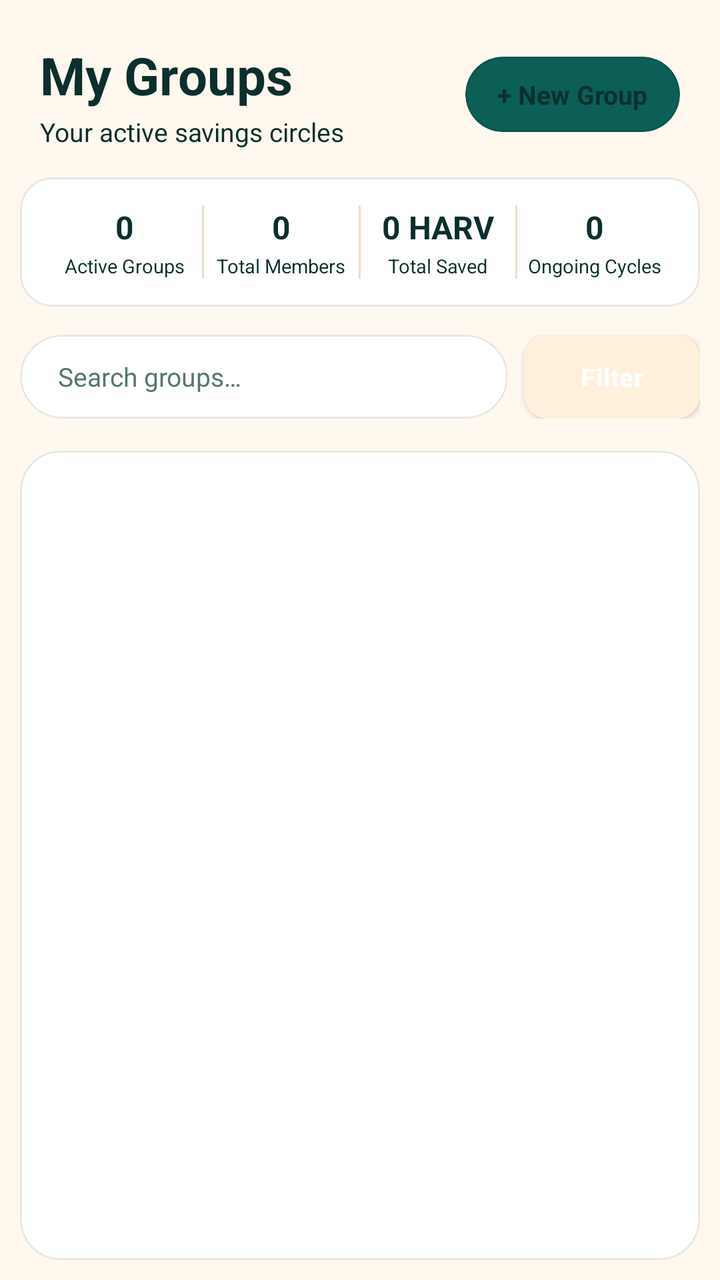
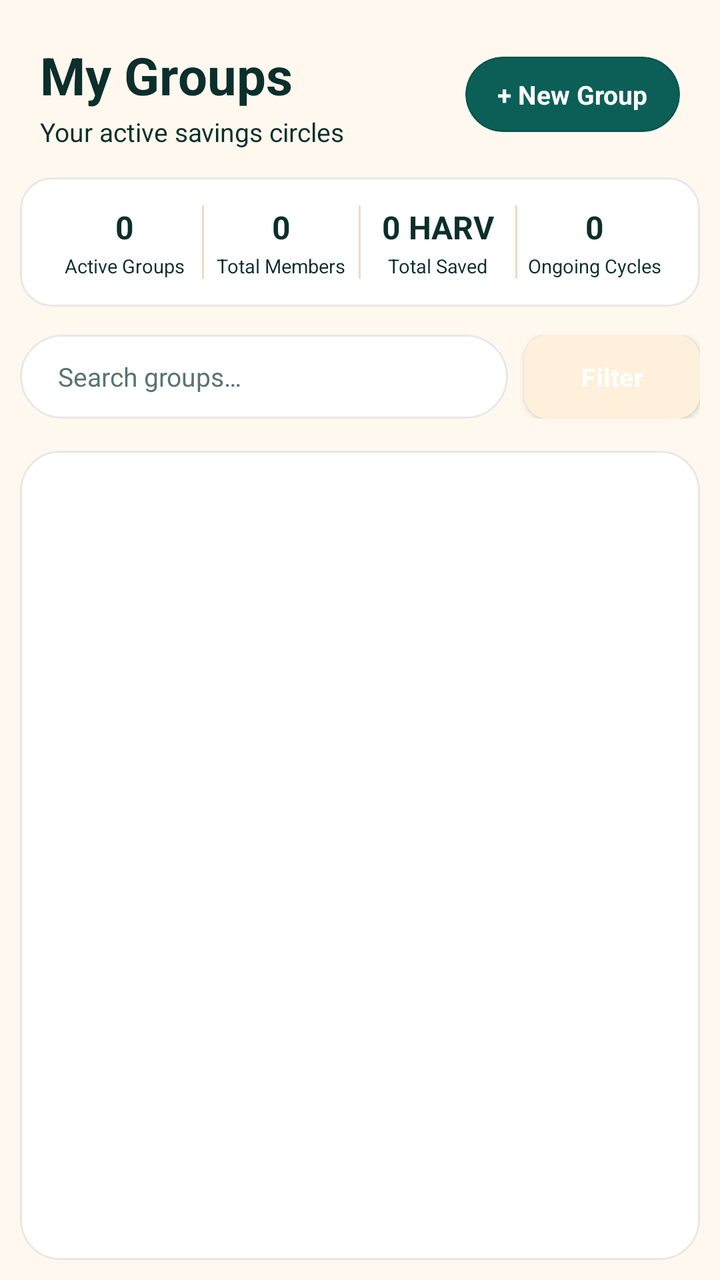

Screens rendered from an Android XML layout before and after an edit, with the pre-edit source and the edit as a unified diff.
<!-- AndroidManifest.xml: application theme AppTheme -->
<!-- res/layout/groups_fragment.xml -->
<LinearLayout
	xmlns:android="http://schemas.android.com/apk/res/android"
	xmlns:app="http://schemas.android.com/apk/res-auto"
	xmlns:tools="http://schemas.android.com/tools"
	android:layout_width="match_parent"
	android:layout_height="match_parent"
	android:orientation="vertical"
	android:background="@android:color/transparent"
	android:id="@+id/_main">
	<androidx.core.widget.NestedScrollView
		android:id="@+id/vscroll4"
		android:layout_width="match_parent"
		android:layout_height="match_parent"
		android:fillViewport="true"
		android:overScrollMode="never">
		<LinearLayout
			android:id="@+id/linear1"
			android:layout_width="match_parent"
			android:layout_height="match_parent"
			android:orientation="vertical">
			<LinearLayout
				android:id="@+id/linear2"
				android:layout_width="match_parent"
				android:layout_height="wrap_content"
				android:layout_marginTop="20dp"
				android:gravity="center_vertical"
				android:orientation="horizontal"
				android:layout_marginStart="20dp"
				android:layout_marginEnd="20dp">
				<LinearLayout
					android:id="@+id/linear3"
					android:layout_width="0dp"
					android:layout_height="wrap_content"
					android:orientation="vertical"
					android:layout_weight="1">
					<TextView
						android:id="@+id/textview1"
						android:layout_width="wrap_content"
						android:layout_height="wrap_content"
						android:text="My Groups"
						android:textSize="26sp"
						android:textStyle="bold" />
					<TextView
						android:id="@+id/textview2"
						android:layout_width="wrap_content"
						android:layout_height="wrap_content"
						android:layout_marginTop="2dp"
						android:text="Your active savings circles"
						android:textSize="13sp" />
				</LinearLayout>
				<com.google.android.material.card.MaterialCardView
					android:id="@+id/cardview1"
					android:layout_width="wrap_content"
					android:layout_height="wrap_content"
					app:cardBackgroundColor="@color/colorAccent"
					app:cardElevation="0dp"
					app:cardCornerRadius="24dp"
					app:strokeWidth="1dp"
					app:strokeColor="@color/whiteFaint10">
					<TextView
						android:id="@+id/textview3"
						android:layout_width="match_parent"
						android:layout_height="wrap_content"
						android:paddingTop="10dp"
						android:paddingBottom="10dp"
						android:text="+ New Group"
						android:textSize="13sp"
						android:textStyle="bold"
						android:paddingStart="16dp"
						android:paddingEnd="16dp" />
				</com.google.android.material.card.MaterialCardView>
			</LinearLayout>
			<com.google.android.material.card.MaterialCardView
				android:id="@+id/cardview47"
				android:layout_width="match_parent"
				android:layout_height="wrap_content"
				android:layout_marginLeft="10dp"
				android:layout_marginTop="14dp"
				android:layout_marginRight="10dp"
				app:cardBackgroundColor="@color/colorSurface"
				app:cardCornerRadius="16dp"
				app:cardElevation="0dp"
				app:strokeWidth="1dp"
				app:strokeColor="@color/whiteFaint10">
				<LinearLayout
					android:id="@+id/linear96"
					android:layout_width="match_parent"
					android:layout_height="wrap_content"
					android:padding="14dp"
					android:orientation="horizontal">
					<LinearLayout
						android:id="@+id/linear97"
						android:layout_width="0dp"
						android:layout_height="wrap_content"
						android:gravity="center_horizontal"
						android:orientation="vertical"
						android:layout_weight="1">
						<TextView
							android:id="@+id/tv_stat_active_groups"
							android:layout_width="wrap_content"
							android:layout_height="wrap_content"
							android:text="0"
							android:textSize="16sp"
							android:textStyle="bold" />
						<TextView
							android:id="@+id/textview68"
							android:layout_width="wrap_content"
							android:layout_height="wrap_content"
							android:layout_marginTop="2dp"
							android:text="Active Groups"
							android:textSize="9.5sp" />
					</LinearLayout>
					<View
						android:id="@+id/view98"
						android:layout_width="1dp"
						android:layout_height="match_parent"
						android:background="@color/colorDivider" />
					<LinearLayout
						android:id="@+id/linear99"
						android:layout_width="0dp"
						android:layout_height="wrap_content"
						android:gravity="center_horizontal"
						android:orientation="vertical"
						android:layout_weight="1">
						<TextView
							android:id="@+id/tv_stat_total_members"
							android:layout_width="wrap_content"
							android:layout_height="wrap_content"
							android:text="0"
							android:textSize="16sp"
							android:textStyle="bold" />
						<TextView
							android:id="@+id/textview69"
							android:layout_width="wrap_content"
							android:layout_height="wrap_content"
							android:layout_marginTop="2dp"
							android:text="Total Members"
							android:textSize="9.5sp" />
					</LinearLayout>
					<View
						android:id="@+id/view100"
						android:layout_width="1dp"
						android:layout_height="match_parent"
						android:background="@color/colorDivider" />
					<LinearLayout
						android:id="@+id/linear101"
						android:layout_width="0dp"
						android:layout_height="wrap_content"
						android:gravity="center_horizontal"
						android:orientation="vertical"
						android:layout_weight="1">
						<TextView
							android:id="@+id/tv_stat_total_saved"
							android:layout_width="wrap_content"
							android:layout_height="wrap_content"
							android:text="0 HARV"
							android:textSize="16sp"
							android:textStyle="bold" />
						<TextView
							android:id="@+id/textview70"
							android:layout_width="wrap_content"
							android:layout_height="wrap_content"
							android:layout_marginTop="2dp"
							android:text="Total Saved"
							android:textSize="9.5sp" />
					</LinearLayout>
					<View
						android:id="@+id/view102"
						android:layout_width="1dp"
						android:layout_height="match_parent"
						android:background="@color/colorDivider" />
					<LinearLayout
						android:id="@+id/linear103"
						android:layout_width="0dp"
						android:layout_height="wrap_content"
						android:gravity="center_horizontal"
						android:orientation="vertical"
						android:layout_weight="1">
						<TextView
							android:id="@+id/tv_stat_ongoing_cycles"
							android:layout_width="wrap_content"
							android:layout_height="wrap_content"
							android:text="0"
							android:textSize="16sp"
							android:textStyle="bold" />
						<TextView
							android:id="@+id/textview71"
							android:layout_width="wrap_content"
							android:layout_height="wrap_content"
							android:layout_marginTop="2dp"
							android:text="Ongoing Cycles"
							android:textSize="9.5sp" />
					</LinearLayout>
				</LinearLayout>
			</com.google.android.material.card.MaterialCardView>
			<LinearLayout
				android:id="@+id/linear104"
				android:layout_width="match_parent"
				android:layout_height="wrap_content"
				android:layout_marginLeft="10dp"
				android:layout_marginTop="14dp"
				android:layout_marginRight="10dp"
				android:gravity="center_vertical"
				android:orientation="horizontal">
				<com.google.android.material.card.MaterialCardView
					android:id="@+id/cardview48"
					android:layout_width="0dp"
					android:layout_height="42dp"
					app:cardBackgroundColor="@color/colorSurface"
					android:layout_weight="1"
					app:cardCornerRadius="21dp"
					app:cardElevation="0dp"
					app:strokeWidth="1dp"
					app:strokeColor="@color/whiteFaint10">
					<LinearLayout
						android:id="@+id/linear105"
						android:layout_width="match_parent"
						android:layout_height="match_parent"
						android:gravity="center_vertical"
						android:orientation="horizontal"
						android:paddingStart="14dp"
						android:paddingEnd="14dp">
						<com.google.android.material.textfield.TextInputEditText
							android:id="@+id/et_search_groups"
							android:layout_width="0dp"
							android:layout_height="match_parent"
							android:padding="5dp"
							android:background="@android:color/transparent"
							android:gravity="center_vertical"
							android:textSize="13sp"
							android:hint="Search groups…"
							android:singleLine="true"
							android:layout_weight="1" />
					</LinearLayout>
				</com.google.android.material.card.MaterialCardView>
				<com.google.android.material.button.MaterialButton
					android:id="@+id/btn_filter_groups"
					android:layout_width="wrap_content"
					android:layout_height="42dp"
					android:gravity="center_horizontal|center_vertical"
					android:text="Filter"
					android:textSize="12.5sp"
					android:layout_marginStart="8dp"
					android:paddingStart="16dp"
					android:paddingEnd="16dp"
					android:backgroundTint="@color/colorSurfaceRaised"
	android:textAllCaps="false"/>
			</LinearLayout>
			<com.google.android.material.card.MaterialCardView
				android:id="@+id/cardview10"
				android:layout_width="match_parent"
				android:layout_height="0dp"
				android:layout_marginLeft="10dp"
				android:layout_marginTop="16dp"
				android:layout_marginRight="10dp"
				android:layout_marginBottom="10dp"
				app:cardBackgroundColor="@color/colorSurface"
				android:layout_weight="1"
				app:cardCornerRadius="20dp"
				app:cardElevation="0dp"
				app:strokeWidth="1dp"
				app:strokeColor="@color/whiteFaint10">
				<ListView
					android:id="@+id/listview1"
					android:layout_width="match_parent"
					android:layout_height="match_parent"
					android:paddingTop="8dp"
					android:paddingBottom="8dp"
					android:background="@android:color/transparent"
					android:choiceMode="none"
					android:divider="@null"
					android:clipToPadding="false"
					android:nestedScrollingEnabled="true" />
			</com.google.android.material.card.MaterialCardView>
		</LinearLayout>
	</androidx.core.widget.NestedScrollView>
</LinearLayout>
<!-- resources referenced by this layout -->
<resources>
  <color name="colorAccent">#0B5F57</color>
  <color name="colorDivider">@color/colorCardStroke</color>
  <color name="colorSurface">#FFFFFF</color>
  <color name="colorSurfaceRaised">@color/colorSurfaceAlt</color>
  <color name="whiteFaint10">#18000000</color>
  <color name="colorCardStroke">#EBDCC5</color>
  <color name="colorSurfaceAlt">#FFF0DB</color>
  <style name="HarvanaPopupMenu" parent="Widget.MaterialComponents.PopupMenu">
          <item name="android:popupBackground">@drawable/bg_popup_menu</item>
          <item name="android:popupElevation">10dp</item>
      </style>
  <style name="HarvanaSpinner" parent="Widget.AppCompat.Spinner">
          <item name="android:popupBackground">@color/colorSurface</item>
          <item name="android:dropDownSelector">@color/colorAccentRipple</item>
      </style>
  <style name="Harvana.Card" parent="Widget.MaterialComponents.CardView">
          <item name="cardBackgroundColor">@color/colorSurface</item>
          <item name="cardCornerRadius">16dp</item>
          <item name="cardElevation">0dp</item>
          <item name="strokeColor">@color/colorCardStroke</item>
          <item name="strokeWidth">1dp</item>
          <item name="rippleColor">@color/colorAccentRipple</item>
      </style>
  <style name="HarvanaButton.Text" parent="Widget.MaterialComponents.Button.TextButton">
          <item name="cornerRadius">12dp</item>
          <item name="android:textAllCaps">false</item>
          <item name="android:textStyle">bold</item>
          <item name="android:textColor">@color/colorAccentStrong</item>
          <item name="rippleColor">@color/colorAccentRipple</item>
      </style>
  <style name="HarvanaTextView" parent="android:Widget.TextView">
          <item name="android:textColor">@color/colorTextPrimary</item>
      </style>
  <color name="colorBackground">#FFF8EE</color>
  <color name="colorTextPrimary">#0B2F2C</color>
  <color name="colorTextOnAccent">#FFFFFF</color>
  <color name="colorAccentDark">#084A44</color>
  <color name="colorError">#C8443F</color>
  <color name="colorTextPrimaryWhite">#FFFFFF</color>
  <color name="colorControlNormal">#587570</color>
  <color name="colorAccentRipple">#1A0B5F57</color>
  <color name="colorAccentStroke">#330B5F57</color>
  <color name="colorAccentStrong">#053D3A</color>
  <color name="colorTextSecondary">#3F5F5A</color>
  <color name="colorTextTertiary">#587570</color>
  <!-- drawable bg_popup_menu (drawable) -->
  <?xml version="1.0" encoding="utf-8"?>
  <shape xmlns:android="http://schemas.android.com/apk/res/android" android:shape="rectangle">
      <solid android:color="@color/colorPopupSurface" />
      <stroke android:width="1dp" android:color="@color/colorCardStroke" />
      <corners android:radius="14dp" />
  </shape>
  <style name="HarvanaDialogButton" parent="Widget.MaterialComponents.Button.TextButton.Dialog">
          <item name="android:textColor">@color/colorAccent</item>
          <item name="android:minHeight">48dp</item>
      </style>
  <style name="HarvanaBottomSheetStyle" parent="Widget.MaterialComponents.BottomSheet.Modal">
          <item name="backgroundTint">?attr/colorSurface</item>
          <item name="shapeAppearanceOverlay">@style/HarvanaBottomSheetShape</item>
      </style>
  <color name="colorPopupSurface">@color/colorSurface</color>
  <style name="HarvanaBottomSheetShape" parent="">
          <item name="cornerFamily">rounded</item>
          <item name="cornerSizeTopLeft">20dp</item>
          <item name="cornerSizeTopRight">20dp</item>
          <item name="cornerSizeBottomLeft">0dp</item>
          <item name="cornerSizeBottomRight">0dp</item>
      </style>
  <!-- unchanged entries left out for length: 7 -->
</resources>

<!-- the commit's change to res/layout/groups_fragment.xml (unified diff, before → after) -->
@@ -64,6 +64,7 @@
 						android:paddingTop="10dp"
 						android:paddingBottom="10dp"
 						android:text="+ New Group"
+						android:textColor="@color/colorTextOnAccent"
 						android:textSize="13sp"
 						android:textStyle="bold"
 						android:paddingStart="16dp"
